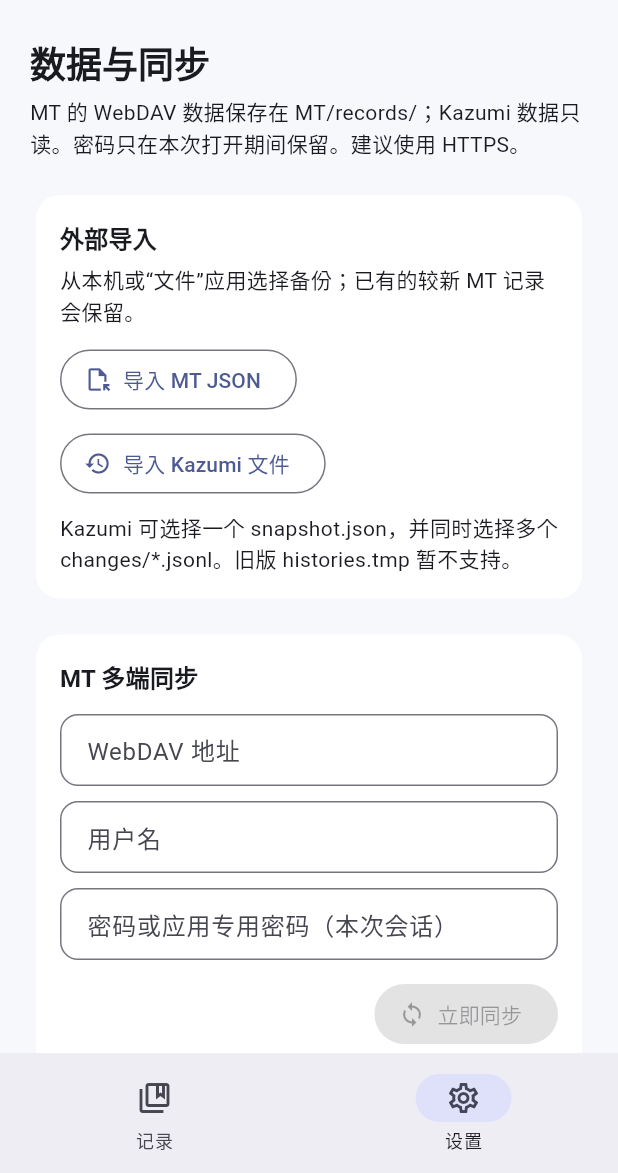
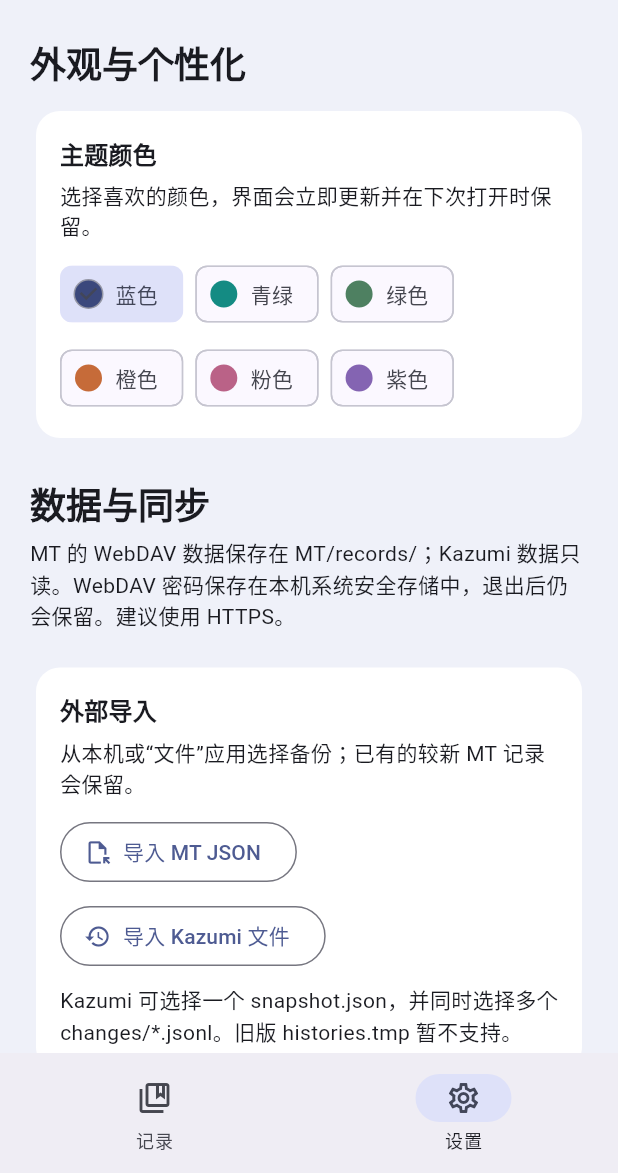
Before and after one commit to M0ries/MT, a Flutter app: the screen it shows after launch, item 2 of the bottom bar chosen, on a phone screen of 412 x 824 dp, the part 63-1236 px from its top. Run offline on Flutter 3.47's test engine with Material 3 defaults, Android fonts, the phone set to English and light mode, and no system bars; our stand-ins replace flutter_secure_storage, shared_preferences; missing offline and left inert: file_selector.

Commit message:
Add appearance colors and persist WebDAV passwords securely

```diff
--- /dev/null
+++ b/lib/data/dav_password_store.dart
@@ -0,0 +1,30 @@
+import 'dart:io';
+
+import 'package:flutter_secure_storage/flutter_secure_storage.dart';
+
+/// Keeps WebDAV passwords on this device, outside the journal and preferences.
+class DavPasswordStore {
+  DavPasswordStore({FlutterSecureStorage? storage})
+    : _storage =
+          storage ??
+          (Platform.isMacOS
+              ? const FlutterSecureStorage(
+                  mOptions: MacOsOptions(usesDataProtectionKeychain: false),
+                )
+              : const FlutterSecureStorage());
+
+  final FlutterSecureStorage _storage;
+
+  String _key(String account) => 'webdav.$account.password';
+
+  Future<String> read(String account) async =>
+      await _storage.read(key: _key(account)) ?? '';
+
+  Future<void> write(String account, String password) async {
+    if (password.isEmpty) {
+      await _storage.delete(key: _key(account));
+    } else {
+      await _storage.write(key: _key(account), value: password);
+    }
+  }
+}
--- a/lib/main.dart
+++ b/lib/main.dart
@@ -5,6 +5,7 @@ import 'package:flutter/material.dart';
 import 'package:flutter/services.dart';
 
 import 'data/bangumi.dart';
+import 'data/dav_password_store.dart';
 import 'data/external_import.dart';
 import 'data/journal_store.dart';
 import 'data/kazumi_import.dart';
@@ -15,11 +16,34 @@ import 'model/watch_entry.dart';
 void main() async {
   WidgetsFlutterBinding.ensureInitialized();
   final store = await JournalStore.open();
-  runApp(MemoryTaker(store: store));
+  final passwords = DavPasswordStore();
+  final mtPassword = await passwords.read('mt');
+  final kazumiPassword = await passwords.read('kazumi');
+  runApp(
+    MemoryTaker(
+      store: store,
+      passwords: passwords,
+      mtPassword: mtPassword,
+      kazumiPassword: kazumiPassword,
+    ),
+  );
 }
 
-const _blue = Color(0xFF5065B8);
-const _surface = Color(0xFFF7F8FC);
+const _accentColors = <({String id, String name, Color color})>[
+  (id: 'blue', name: '蓝色', color: Color(0xFF5065B8)),
+  (id: 'teal', name: '青绿', color: Color(0xFF148B83)),
+  (id: 'green', name: '绿色', color: Color(0xFF4E8061)),
+  (id: 'orange', name: '橙色', color: Color(0xFFC66B39)),
+  (id: 'pink', name: '粉色', color: Color(0xFFBA6287)),
+  (id: 'purple', name: '紫色', color: Color(0xFF8464B2)),
+];
+Color _accentFor(String id) {
+  for (final choice in _accentColors) {
+    if (choice.id == id) return choice.color;
+  }
+  return _accentColors.first.color;
+}
+
 const _importFiles = XTypeGroup(
   label: 'JSON 历史文件',
   extensions: ['json', 'jsonl'],
@@ -27,19 +51,33 @@ const _importFiles = XTypeGroup(
 );
 
 class MemoryTaker extends StatelessWidget {
-  const MemoryTaker({super.key, required this.store});
+  const MemoryTaker({
+    super.key,
+    required this.store,
+    required this.passwords,
+    required this.mtPassword,
+    required this.kazumiPassword,
+  });
   final JournalStore store;
+  final DavPasswordStore passwords;
+  final String mtPassword;
+  final String kazumiPassword;
 
   @override
-  Widget build(BuildContext context) => MaterialApp(
+  Widget build(BuildContext context) => ListenableBuilder(
+    listenable: store,
+    builder: (context, _) {
+      final accent = _accentFor(store.getString('appearance.accent'));
+      final surface = Color.lerp(const Color(0xFFF7F8FC), accent, 0.045)!;
+      return MaterialApp(
         title: 'MT · Memory Taker',
         debugShowCheckedModeBanner: false,
         theme: ThemeData(
           useMaterial3: true,
-      colorScheme: ColorScheme.fromSeed(seedColor: _blue),
-      scaffoldBackgroundColor: _surface,
-      appBarTheme: const AppBarTheme(
-        backgroundColor: _surface,
+          colorScheme: ColorScheme.fromSeed(seedColor: accent),
+          scaffoldBackgroundColor: surface,
+          appBarTheme: AppBarTheme(
+            backgroundColor: surface,
             surfaceTintColor: Colors.transparent,
           ),
           inputDecorationTheme: InputDecorationTheme(
@@ -52,10 +90,19 @@ class MemoryTaker extends StatelessWidget {
           cardTheme: CardThemeData(
             elevation: 0,
             color: Colors.white,
-        shape: RoundedRectangleBorder(borderRadius: BorderRadius.circular(16)),
+            shape: RoundedRectangleBorder(
+              borderRadius: BorderRadius.circular(16),
             ),
           ),
-    home: HomePage(store: store),
+        ),
+        home: HomePage(
+          store: store,
+          passwords: passwords,
+          initialMtPassword: mtPassword,
+          initialKazumiPassword: kazumiPassword,
+        ),
+      );
+    },
   );
 }
 
@@ -81,8 +128,17 @@ String _duration(int? ms) {
 }
 
 class HomePage extends StatefulWidget {
-  const HomePage({super.key, required this.store});
+  const HomePage({
+    super.key,
+    required this.store,
+    required this.passwords,
+    required this.initialMtPassword,
+    required this.initialKazumiPassword,
+  });
   final JournalStore store;
+  final DavPasswordStore passwords;
+  final String initialMtPassword;
+  final String initialKazumiPassword;
   @override
   State<HomePage> createState() => _HomePageState();
 }
@@ -91,14 +147,17 @@ class _HomePageState extends State<HomePage> {
   int page = 0;
   WatchStatus? filter;
   String query = '';
-  String mtPassword = '';
-  String kazumiPassword = '';
+  late String mtPassword;
+  late String kazumiPassword;
+  final Map<String, Future<void>> _passwordWrites = {};
   bool busy = false;
   Timer? timer;
 
   @override
   void initState() {
     super.initState();
+    mtPassword = widget.initialMtPassword;
+    kazumiPassword = widget.initialKazumiPassword;
     widget.store.addListener(_refresh);
     timer = Timer.periodic(
       const Duration(minutes: 10),
@@ -115,6 +174,29 @@ class _HomePageState extends State<HomePage> {
 
   void _refresh() {
     if (mounted) setState(() {});
+  }
+
+  void _updatePassword(String account, String value) {
+    setState(() {
+      if (account == 'mt') {
+        mtPassword = value;
+      } else {
+        kazumiPassword = value;
+      }
+    });
+    final previous = _passwordWrites[account] ?? Future<void>.value();
+    final next = previous
+        .catchError((Object _) {})
+        .then((_) => widget.passwords.write(account, value));
+    _passwordWrites[account] = next;
+    unawaited(
+      next.catchError((Object error) {
+        if (mounted) {
+          ScaffoldMessenger.of(context)
+              .showSnackBar(SnackBar(content: Text('密码保存失败：$error')));
+        }
+      }),
+    );
   }
 
   DavCredentials _credentials(String prefix, String password) => DavCredentials(
@@ -566,13 +648,61 @@ class _HomePageState extends State<HomePage> {
         padding: const EdgeInsets.fromLTRB(20, 12, 20, 40),
         children: [
           Text(
+            '外观与个性化',
+            style: Theme.of(context).textTheme.headlineSmall
+                ?.copyWith(fontWeight: FontWeight.bold),
+          ),
+          const SizedBox(height: 12),
+          Card(
+            child: Padding(
+              padding: const EdgeInsets.all(16),
+              child: Column(
+                crossAxisAlignment: CrossAxisAlignment.start,
+                children: [
+                  Text(
+                    '主题颜色',
+                    style: Theme.of(context).textTheme.titleMedium
+                        ?.copyWith(fontWeight: FontWeight.bold),
+                  ),
+                  const SizedBox(height: 6),
+                  const Text('选择喜欢的颜色，界面会立即更新并在下次打开时保留。'),
+                  const SizedBox(height: 12),
+                  Wrap(
+                    spacing: 8,
+                    runSpacing: 8,
+                    children: [
+                      for (final choice in _accentColors)
+                        ChoiceChip(
+                          avatar: CircleAvatar(
+                            radius: 9,
+                            backgroundColor: choice.color,
+                          ),
+                          label: Text(choice.name),
+                          selected:
+                              _accentFor(
+                                widget.store.getString('appearance.accent'),
+                              ) ==
+                              choice.color,
+                          onSelected: (_) => widget.store.setString(
+                            'appearance.accent',
+                            choice.id,
+                          ),
+                        ),
+                    ],
+                  ),
+                ],
+              ),
+            ),
+          ),
+          const SizedBox(height: 24),
+          Text(
             '数据与同步',
             style: Theme.of(context).textTheme.headlineSmall
                 ?.copyWith(fontWeight: FontWeight.bold),
           ),
           const SizedBox(height: 6),
           const Text(
-            'MT 的 WebDAV 数据保存在 MT/records/；Kazumi 数据只读。密码只在本次打开期间保留。建议使用 HTTPS。',
+            'MT 的 WebDAV 数据保存在 MT/records/；Kazumi 数据只读。WebDAV 密码保存在本机系统安全存储中，退出后仍会保留。建议使用 HTTPS。',
           ),
           const SizedBox(height: 20),
           Card(
@@ -618,7 +748,7 @@ class _HomePageState extends State<HomePage> {
             'MT 多端同步',
             'mt',
             mtPassword,
-            (v) => setState(() => mtPassword = v),
+            (v) => _updatePassword('mt', v),
             () => _run(
               () => const MtSyncService().sync(
                 widget.store,
@@ -631,7 +761,7 @@ class _HomePageState extends State<HomePage> {
             '从 Kazumi 导入',
             'kazumi',
             kazumiPassword,
-            (v) => setState(() => kazumiPassword = v),
+            (v) => _updatePassword('kazumi', v),
             () => _run(
               () => const KazumiImportService().import(
                 widget.store,
@@ -693,7 +823,7 @@ class _HomePageState extends State<HomePage> {
               initialValue: password,
               obscureText: true,
               onChanged: onPassword,
-              decoration: const InputDecoration(labelText: '密码或应用专用密码（本次会话）'),
+              decoration: const InputDecoration(labelText: '密码或应用专用密码（保存在本机）'),
             ),
             const SizedBox(height: 12),
             Align(
--- a/pubspec.yaml
+++ b/pubspec.yaml
@@ -16,7 +16,7 @@ publish_to: 'none' # Remove this line if you wish to publish to pub.dev
 # https://developer.apple.com/library/archive/documentation/General/Reference/InfoPlistKeyReference/Articles/CoreFoundationKeys.html
 # In Windows, build-name is used as the major, minor, and patch parts
 # of the product and file versions while build-number is used as the build suffix.
-version: 1.0.1+2
+version: 1.0.2+3
 
 environment:
   sdk: ^3.13.4
@@ -35,6 +35,7 @@ dependencies:
   # Use with the CupertinoIcons class for iOS style icons.
   cupertino_icons: ^1.0.8
   file_selector: ^1.1.0
+  flutter_secure_storage: ^11.2.0
   shared_preferences: ^2.5.5
   path_provider: ^2.1.6
 
```
Also changed, not shown: pubspec.lock, 6 other files. Lines whose indentation alone changed are shown as unchanged.
